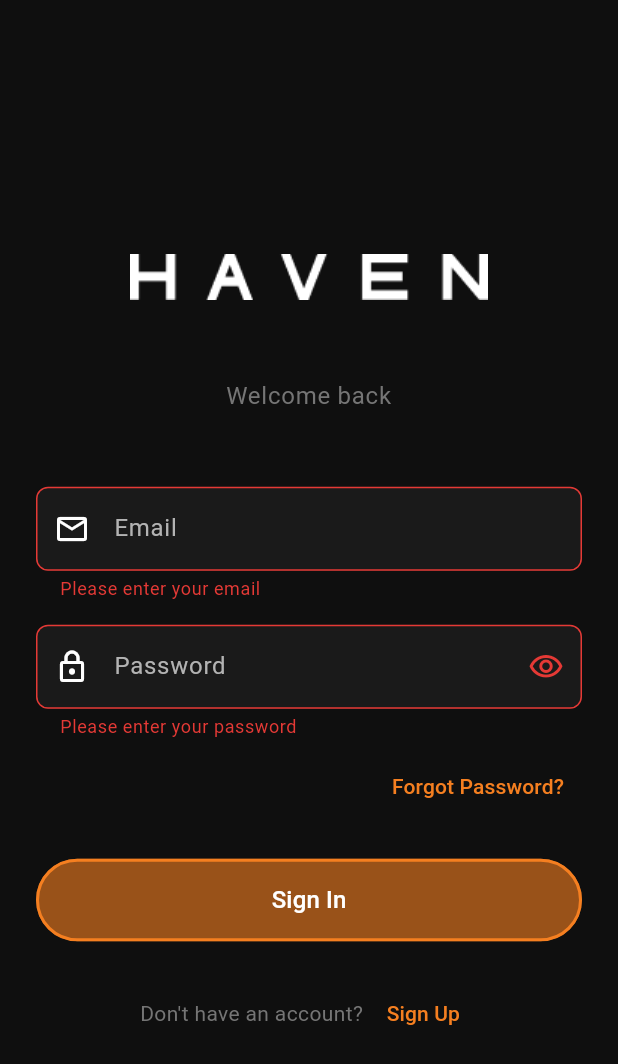
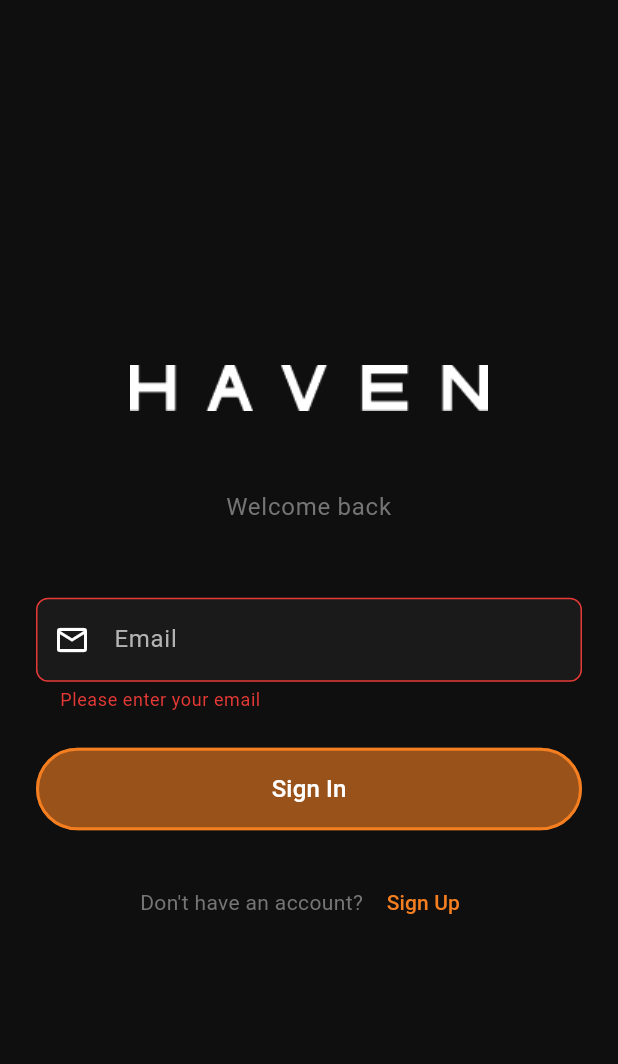
Before and after one commit to JoshFazekas/Haven_3.0, a Flutter app: the screen it shows after launch, after a tap on "Sign In", on a phone screen of 412 x 824 dp. Shown: the top 1064 px of the screen. Run offline on Flutter 3.47's test engine with Material 3 defaults, Android fonts, the phone set to English and light mode, and no system bars; our stand-ins replace lottie.

```diff
--- a/lib/screens/sign_in_screen.dart
+++ b/lib/screens/sign_in_screen.dart
@@ -1,4 +1,5 @@
 import 'package:flutter/material.dart';
+import 'package:haven/screens/otp_verification_screen.dart';
 
 class SignInScreen extends StatefulWidget {
   const SignInScreen({super.key});
@@ -11,8 +12,6 @@ class _SignInScreenState extends State<SignInScreen>
     with SingleTickerProviderStateMixin {
   final _formKey = GlobalKey<FormState>();
   final _emailController = TextEditingController();
-  final _passwordController = TextEditingController();
-  bool _obscurePassword = true;
 
   late AnimationController _logoFadeController;
   late Animation<double> _logoFadeAnimation;
@@ -35,16 +34,20 @@ class _SignInScreenState extends State<SignInScreen>
   @override
   void dispose() {
     _emailController.dispose();
-    _passwordController.dispose();
     _logoFadeController.dispose();
     super.dispose();
   }
 
   void _signIn() {
     if (_formKey.currentState!.validate()) {
-      // TODO: Implement sign in logic
-      debugPrint('Email: ${_emailController.text}');
-      debugPrint('Password: ${_passwordController.text}');
+      // Send OTP to the email and navigate to verification screen
+      debugPrint('Sending OTP to: ${_emailController.text}');
+      Navigator.of(context).push(
+        MaterialPageRoute(
+          builder: (context) =>
+              OtpVerificationScreen(email: _emailController.text),
+        ),
+      );
     }
   }
 
@@ -72,9 +75,9 @@ class _SignInScreenState extends State<SignInScreen>
                   const SizedBox(height: 8),
                   Text(
                     'Welcome back',
-                    style: Theme.of(context).textTheme.bodyLarge?.copyWith(
-                          color: Colors.grey[600],
-                        ),
+                    style: Theme.of(
+                      context,
+                    ).textTheme.bodyLarge?.copyWith(color: Colors.grey[600]),
                     textAlign: TextAlign.center,
                   ),
                   const SizedBox(height: 48),
@@ -98,52 +101,6 @@ class _SignInScreenState extends State<SignInScreen>
                       }
                       return null;
                     },
-                  ),
-                  const SizedBox(height: 16),
-
-                  // Password Field
-                  TextFormField(
-                    controller: _passwordController,
-                    obscureText: _obscurePassword,
-                    decoration: InputDecoration(
-                      labelText: 'Password',
-                      hintText: 'Enter your password',
-                      prefixIcon: const Icon(Icons.lock_outlined),
-                      border: const OutlineInputBorder(),
-                      suffixIcon: IconButton(
-                        icon: Icon(
-                          _obscurePassword
-                              ? Icons.visibility_outlined
-                              : Icons.visibility_off_outlined,
-                        ),
-                        onPressed: () {
-                          setState(() {
-                            _obscurePassword = !_obscurePassword;
-                          });
-                        },
-                      ),
-                    ),
-                    validator: (value) {
-                      if (value == null || value.isEmpty) {
-                        return 'Please enter your password';
-                      }
-                      if (value.length < 6) {
-                        return 'Password must be at least 6 characters';
-                      }
-                      return null;
-                    },
-                  ),
-                  const SizedBox(height: 8),
-
-                  // Forgot Password
-                  Align(
-                    alignment: Alignment.centerRight,
-                    child: TextButton(
-                      onPressed: () {
-                        // TODO: Navigate to forgot password screen
-                      },
-                      child: const Text('Forgot Password?'),
-                    ),
                   ),
                   const SizedBox(height: 24),
 
```
Also changed, not shown: lib/screens/otp_verification_screen.dart (added, +142 -0 lines).
